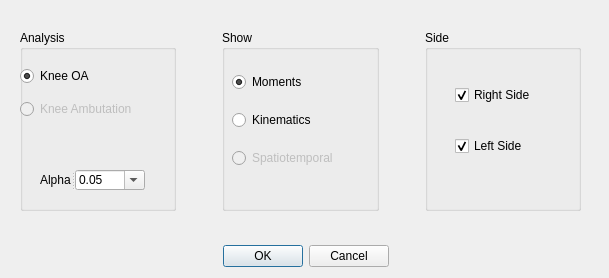
aalhossary/MovementRx, file spmclient/ui/gui/xml/ui_analysis_type_dialogue.ui: the form before one commit.
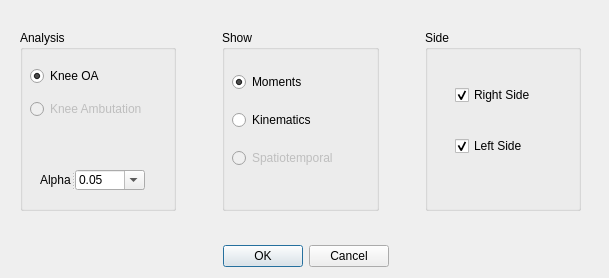
The form after the commit.

Commit message: Layout enhancements, Cosmetics, and variable/function naming

```diff
--- a/spmclient/ui/gui/xml/ui_analysis_type_dialogue.ui
+++ b/spmclient/ui/gui/xml/ui_analysis_type_dialogue.ui
@@ -105,7 +105,7 @@
       <widget class="QWidget" name="layoutWidget">
        <property name="geometry">
         <rect>
-         <x>0</x>
+         <x>10</x>
          <y>29</y>
          <width>131</width>
          <height>68</height>
```
The commit also changes 3 other files.
